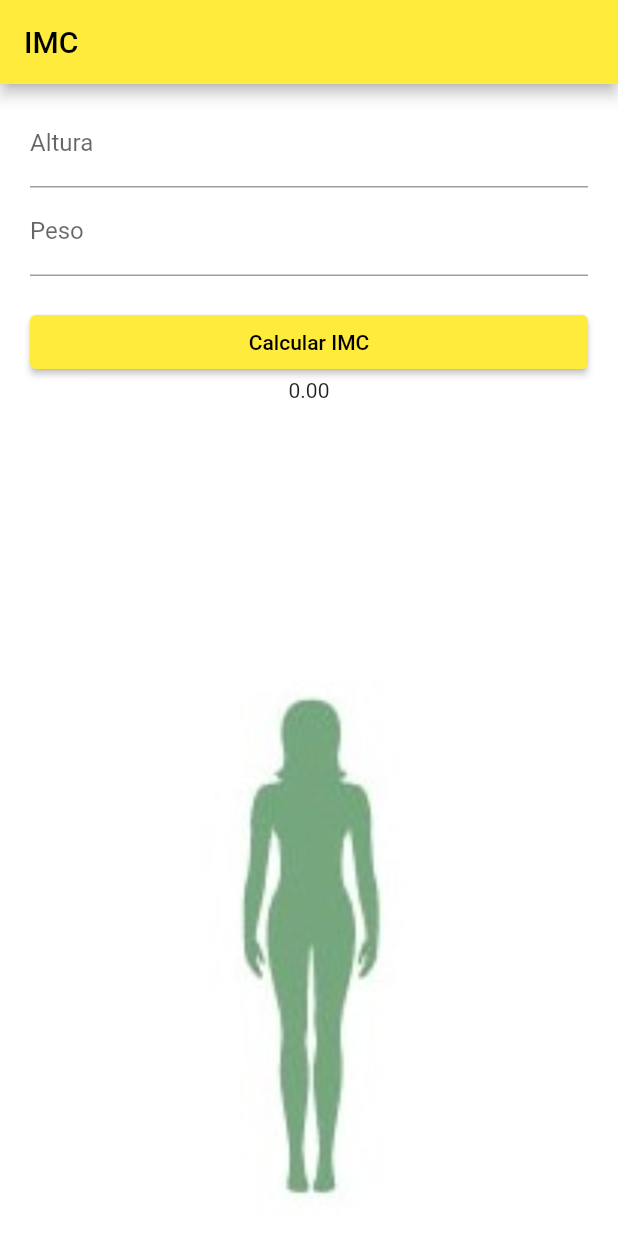
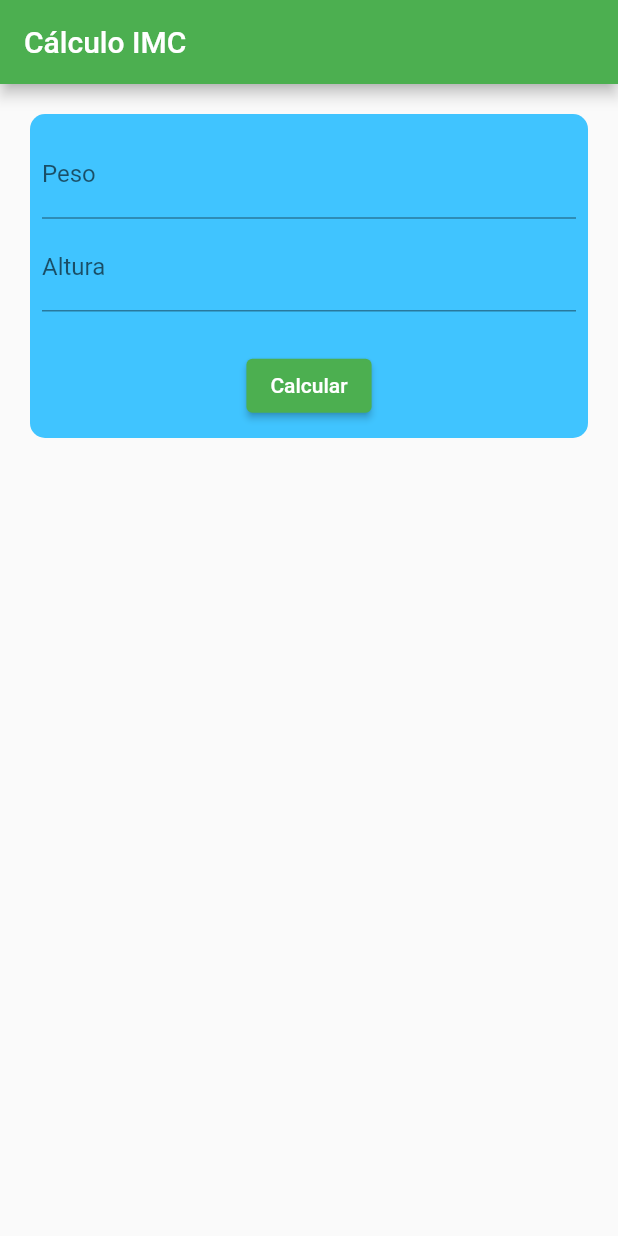
Before and after one commit to RafaBalF/calcular_imc, a Flutter app: the screen it shows after launch, on a phone screen of 412 x 824 dp. Run offline on Flutter 3.47's test engine with Material 2 defaults, Android fonts, the phone set to English and light mode, and no system bars.

Commit message:
Add files via upload

```diff
--- a/lib/main.dart
+++ b/lib/main.dart
@@ -1,105 +1,135 @@
-// ignore_for_file: prefer_const_constructors
-// ignore_for_file: prefer_const_literals_to_create_immutables
+// ignore_for_file: prefer_const_literals_to_create_immutables, prefer_const_constructors, prefer_typing_uninitialized_variables
 
 import 'package:flutter/material.dart';
 
 void main() {
-  runApp(MyApp());
+  runApp(App());
 }
 
-class MyApp extends StatefulWidget {
+class App extends StatefulWidget {
   @override
-  State<MyApp> createState() => _MyAppState();
+  State<App> createState() => _AppState();
 }
 
-class _MyAppState extends State<MyApp> {
-  TextEditingController txtAlturaCtrl = TextEditingController();
+class _AppState extends State<App> {
+  final txtPeso = TextEditingController();
+  final txtAltura = TextEditingController();
 
-  var txtPesoCtrl = TextEditingController();
+  double? imc;
+  String? mensagem;
 
-  String imageImc = "images/normal.jpg";
-  double imc = 0;
+  var imagem = 'images/ideal.jpg';
+
   void calculaImc() {
-    var altura = double.parse(txtAlturaCtrl.text);
-    var peso = double.parse(txtPesoCtrl.text);
-    // print(altura);
-    // print(peso);
+    var peso = double.parse(txtPeso.text);
+    var altura = double.parse(txtAltura.text);
 
     imc = peso / (altura * altura);
 
-    if (imc < 18.5)
-      imageImc = "images/magreza.jpg";
-    else if (imc < 25)
-      imageImc = "images/normal.jpg";
-    else if (imc < 30)
-      imageImc = "images/excesso.jpg";
-    else if (imc < 35)
-      imageImc = "images/obesidade.jpg";
-    else
-      imageImc = "images/obesidade2.jpg";
+    if (imc! <= 18.4) {
+      setState(() => imagem = 'images/abaixo.jpg');
+      setState(() => mensagem = 'Abaixo');
+    } else if (imc! >= 18.5 && imc! <= 24.9) {
+      setState(() => imagem = 'images/ideal.jpg');
+      setState(() => mensagem = 'Ideal');
+    } else if (imc! >= 25 && imc! < 29.9) {
+      setState(() => imagem = 'images/excesso.jpg');
+      setState(() => mensagem = 'Excesso');
+    } else if (imc! >= 30 && imc! <= 39.9) {
+      setState(() => imagem = 'images/obesidade1.jpg');
+      setState(() => mensagem = 'Obesidade 1');
+    } else if (imc! >= 40) {
+      setState(() => imagem = 'images/obesidade2.jpg');
+      setState(() => mensagem = 'Obesidade 2');
+    }
 
-    setState(() {});
+    setState(() => imc!.toStringAsFixed(2));
 
-    FocusManager.instance.primaryFocus?.unfocus();
+    print(imc);
+    print(imagem);
   }
 
   @override
   Widget build(BuildContext context) {
     return MaterialApp(
       debugShowCheckedModeBanner: false,
-      theme: ThemeData(
-          primarySwatch: Colors.yellow, scaffoldBackgroundColor: Colors.white),
+      theme: ThemeData(primarySwatch: Colors.green),
       home: Scaffold(
-        resizeToAvoidBottomInset: false,
         appBar: AppBar(
-          title: Text('IMC'),
+          title: const Text('Cálculo IMC'),
         ),
         body: Column(
           children: [
             Flexible(
+              flex: 1,
+              child: Padding(
+                padding: const EdgeInsets.all(20.0),
                 child: Container(
-                margin: EdgeInsets.fromLTRB(20, 10, 20, 0),
-                //color: Colors.blue,
+                  //color: Colors.black12,
+                  decoration: BoxDecoration(
+                      color: Colors.lightBlueAccent,
+                      borderRadius: BorderRadius.circular(10)),
+                  child: Padding(
+                    padding: const EdgeInsets.all(8.0),
                     child: Column(
+                      mainAxisAlignment: MainAxisAlignment.spaceEvenly,
                       children: [
-                    TextField(
-                      controller: txtAlturaCtrl,
+                        TextFormField(
                           keyboardType: TextInputType.number,
+                          controller: txtPeso,
                           decoration: InputDecoration(
-                        hintText: 'Altura',
-                        labelText: 'Altura',
+                              labelText: 'Peso', hintText: 'Em kilos'),
                         ),
+                        TextFormField(
+                          keyboardType: TextInputType.number,
+                          controller: txtAltura,
+                          decoration: InputDecoration(
+                              labelText: 'Altura', hintText: 'Em metros'),
                         ),
-                    TextField(
-                      controller: txtPesoCtrl,
-                      keyboardType: TextInputType.number,
-                      decoration: InputDecoration(
-                        hintText: 'Peso',
-                        labelText: 'Peso',
+                        SizedBox(
+                          height: 20,
                         ),
+                        ElevatedButton(
+                          onPressed: () => calculaImc(),
+                          child: Text('Calcular'),
                         ),
-                    Container(
-                      margin: EdgeInsets.only(top: 20),
-                      width: double.infinity,
-                      child: ElevatedButton(
-                        child: Text("Calcular IMC"),
-                        //onPressed: () => calculaImc(), --se tiver apenas um metodos trocar {} por => se retorno e parametros forem iguais faca que nem na linha dee baixo
-                        onPressed: calculaImc,
-                      ),
-                    ),
-                    Text(imc.toStringAsFixed(2)),
                       ],
                     ),
                   ),
                 ),
-            Flexible(
-              //flex: 3,
-              child: Container(
-                child: Center(
-                  child: Image.asset(
-                    imageImc,
-                    scale: 0.5,
               ),
+            ),
+            Expanded(
+              flex: 2,
+              child: imc == null
+                  ? Container()
+                  : FittedBox(
+                      child: Stack(
+                        children: [
+                          Padding(
+                            padding: const EdgeInsets.all(15.0),
+                            child: Image.asset(imagem),
+                          ),
+                          Center(
+                              child: Column(
+                            mainAxisAlignment: MainAxisAlignment.center,
+                            children: [
+                              Container(
+                                margin: const EdgeInsets.only(top: 60.0),
+                                child: Text(
+                                  '$mensagem peso',
+                                  textAlign: TextAlign.center,
+                                ),
+                              ),
+                              Container(
+                                child: Text(
+                                  'IMC: ${imc!.toStringAsFixed(2)}',
+                                  textAlign: TextAlign.center,
+                                ),
+                              ),
+                            ],
+                          )),
+                        ],
                       ),
                     ),
             ),
```
Lines whose indentation alone changed are shown as unchanged.
